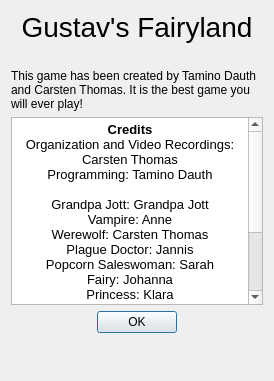
Above: ui/aboutdialog.ui from tdauth/gustavsfairyland before the change. Below: the same form after it.
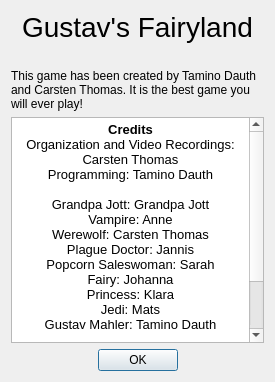
That is the form after the change. Icons and pictures are not drawn.

Commit message: Fixed desktop file validation path, added translation, fixed about dialog UI

Diff of the .ui file:
```diff
--- a/ui/aboutdialog.ui
+++ b/ui/aboutdialog.ui
@@ -6,8 +6,8 @@
    <rect>
     <x>0</x>
     <y>0</y>
-    <width>274</width>
-    <height>381</height>
+    <width>275</width>
+    <height>382</height>
    </rect>
   </property>
   <property name="maximumSize">
@@ -60,43 +60,30 @@
       <string>&lt;!DOCTYPE HTML PUBLIC &quot;-//W3C//DTD HTML 4.0//EN&quot; &quot;http://www.w3.org/TR/REC-html40/strict.dtd&quot;&gt;
 &lt;html&gt;&lt;head&gt;&lt;meta name=&quot;qrichtext&quot; content=&quot;1&quot; /&gt;&lt;style type=&quot;text/css&quot;&gt;
 p, li { white-space: pre-wrap; }
-&lt;/style&gt;&lt;/head&gt;&lt;body style=&quot; font-family:'MS Shell Dlg 2'; font-size:8.25pt; font-weight:400; font-style:normal;&quot;&gt;
-&lt;p align=&quot;center&quot; style=&quot; margin-top:0px; margin-bottom:0px; margin-left:0px; margin-right:0px; -qt-block-indent:0; text-indent:0px;&quot;&gt;&lt;span style=&quot; font-family:'Sans Serif'; font-size:10pt; font-weight:600;&quot;&gt;Credits&lt;/span&gt;&lt;/p&gt;
-&lt;p align=&quot;center&quot; style=&quot; margin-top:0px; margin-bottom:0px; margin-left:0px; margin-right:0px; -qt-block-indent:0; text-indent:0px;&quot;&gt;&lt;span style=&quot; font-family:'Sans Serif'; font-size:10pt;&quot;&gt;Organization and Video Recordings: Carsten Thomas&lt;/span&gt;&lt;/p&gt;
-&lt;p align=&quot;center&quot; style=&quot; margin-top:0px; margin-bottom:0px; margin-left:0px; margin-right:0px; -qt-block-indent:0; text-indent:0px;&quot;&gt;&lt;span style=&quot; font-family:'Sans Serif'; font-size:10pt;&quot;&gt;Programming: Tamino Dauth&lt;/span&gt;&lt;/p&gt;
-&lt;p align=&quot;center&quot; style=&quot;-qt-paragraph-type:empty; margin-top:0px; margin-bottom:0px; margin-left:0px; margin-right:0px; -qt-block-indent:0; text-indent:0px; font-family:'Sans Serif'; font-size:10pt;&quot;&gt;&lt;br /&gt;&lt;/p&gt;
-&lt;p align=&quot;center&quot; style=&quot; margin-top:0px; margin-bottom:0px; margin-left:0px; margin-right:0px; -qt-block-indent:0; text-indent:0px;&quot;&gt;&lt;span style=&quot; font-family:'Sans Serif'; font-size:10pt;&quot;&gt;Grandpa Jott: Grandpa Jott&lt;/span&gt;&lt;/p&gt;
-&lt;p align=&quot;center&quot; style=&quot; margin-top:0px; margin-bottom:0px; margin-left:0px; margin-right:0px; -qt-block-indent:0; text-indent:0px;&quot;&gt;&lt;span style=&quot; font-family:'Sans Serif'; font-size:10pt;&quot;&gt;Vampire: Anne&lt;/span&gt;&lt;/p&gt;
-&lt;p align=&quot;center&quot; style=&quot; margin-top:0px; margin-bottom:0px; margin-left:0px; margin-right:0px; -qt-block-indent:0; text-indent:0px;&quot;&gt;&lt;span style=&quot; font-family:'Sans Serif'; font-size:10pt;&quot;&gt;Werewolf: Carsten Thomas&lt;/span&gt;&lt;/p&gt;
-&lt;p align=&quot;center&quot; style=&quot; margin-top:0px; margin-bottom:0px; margin-left:0px; margin-right:0px; -qt-block-indent:0; text-indent:0px;&quot;&gt;&lt;span style=&quot; font-family:'Sans Serif'; font-size:10pt;&quot;&gt;Plague Doctor: Jannis&lt;/span&gt;&lt;/p&gt;
-&lt;p align=&quot;center&quot; style=&quot; margin-top:0px; margin-bottom:0px; margin-left:0px; margin-right:0px; -qt-block-indent:0; text-indent:0px;&quot;&gt;&lt;span style=&quot; font-family:'Sans Serif'; font-size:10pt;&quot;&gt;Popcorn Saleswoman: Sarah&lt;/span&gt;&lt;/p&gt;
-&lt;p align=&quot;center&quot; style=&quot; margin-top:0px; margin-bottom:0px; margin-left:0px; margin-right:0px; -qt-block-indent:0; text-indent:0px;&quot;&gt;&lt;span style=&quot; font-family:'Sans Serif'; font-size:10pt;&quot;&gt;Fairy: Johanna&lt;/span&gt;&lt;/p&gt;
-&lt;p align=&quot;center&quot; style=&quot; margin-top:0px; margin-bottom:0px; margin-left:0px; margin-right:0px; -qt-block-indent:0; text-indent:0px;&quot;&gt;&lt;span style=&quot; font-family:'Sans Serif'; font-size:10pt;&quot;&gt;Princess: Klara&lt;/span&gt;&lt;/p&gt;
-&lt;p align=&quot;center&quot; style=&quot; margin-top:0px; margin-bottom:0px; margin-left:0px; margin-right:0px; -qt-block-indent:0; text-indent:0px;&quot;&gt;&lt;span style=&quot; font-family:'Sans Serif'; font-size:10pt;&quot;&gt;Jedi: Mats&lt;/span&gt;&lt;/p&gt;
-&lt;p align=&quot;center&quot; style=&quot; margin-top:0px; margin-bottom:0px; margin-left:0px; margin-right:0px; -qt-block-indent:0; text-indent:0px;&quot;&gt;&lt;span style=&quot; font-family:'Sans Serif'; font-size:10pt;&quot;&gt;Gustav Mahler: Tamino Dauth&lt;/span&gt;&lt;/p&gt;
-&lt;p align=&quot;center&quot; style=&quot;-qt-paragraph-type:empty; margin-top:0px; margin-bottom:0px; margin-left:0px; margin-right:0px; -qt-block-indent:0; text-indent:0px; font-family:'Sans Serif'; font-size:10pt;&quot;&gt;&lt;br /&gt;&lt;/p&gt;
-&lt;p align=&quot;center&quot; style=&quot; margin-top:0px; margin-bottom:0px; margin-left:0px; margin-right:0px; -qt-block-indent:0; text-indent:0px;&quot;&gt;&lt;span style=&quot; font-family:'Sans Serif'; font-size:10pt;&quot;&gt;Wood texture: &lt;/span&gt;&lt;a href=&quot;http://publicdomainvectors.org/en/free-clipart/Wood-texture/39404.html&quot;&gt;&lt;span style=&quot; font-family:'Sans Serif'; font-size:10pt; text-decoration: underline; color:#0000ff;&quot;&gt;Click me&lt;/span&gt;&lt;/a&gt;&lt;span style=&quot; font-size:8pt;&quot;&gt;&lt;br /&gt;&lt;/span&gt;&lt;span style=&quot; font-size:10pt;&quot;&gt;Paper texture: &lt;/span&gt;&lt;a href=&quot;http://all-free-download.com/free-vector/download/set-of-blank-paper-design-vector_524297.html&quot;&gt;&lt;span style=&quot; font-size:10pt; text-decoration: underline; color:#0000ff;&quot;&gt;Click me &lt;/span&gt;&lt;/a&gt;&lt;/p&gt;
-&lt;p align=&quot;center&quot; style=&quot; margin-top:0px; margin-bottom:0px; margin-left:0px; margin-right:0px; -qt-block-indent:0; text-indent:0px;&quot;&gt;&lt;span style=&quot; font-size:10pt;&quot;&gt;Icon: &lt;/span&gt;&lt;a href=&quot; https://commons.wikimedia.org/wiki/File:Gustav_Mahler_by_Hans_Schliessmann-12.jpg&quot;&gt;&lt;span style=&quot; font-size:10pt; text-decoration: underline; color:#0000ff;&quot;&gt;Click me&lt;/span&gt;&lt;/a&gt;&lt;/p&gt;
-&lt;p align=&quot;center&quot; style=&quot; margin-top:0px; margin-bottom:0px; margin-left:0px; margin-right:0px; -qt-block-indent:0; text-indent:0px;&quot;&gt;&lt;span style=&quot; font-family:'Sans Serif'; font-size:10pt;&quot;&gt;Mahler's 5th Symphony: &lt;/span&gt;&lt;a href=&quot;https://archive.org/details/Mahler_Symphony_5&quot;&gt;&lt;span style=&quot; font-family:'Sans Serif'; font-size:10pt; text-decoration: underline; color:#2980b9;&quot;&gt;Click me&lt;/span&gt;&lt;/a&gt;&lt;/p&gt;&lt;/body&gt;&lt;/html&gt;</string>
+&lt;/style&gt;&lt;/head&gt;&lt;body style=&quot; font-family:'Sans Serif'; font-size:10pt; font-weight:400; font-style:normal;&quot;&gt;
+&lt;p align=&quot;center&quot; style=&quot; margin-top:0px; margin-bottom:0px; margin-left:0px; margin-right:0px; -qt-block-indent:0; text-indent:0px;&quot;&gt;&lt;span style=&quot; font-weight:600;&quot;&gt;Credits&lt;/span&gt;&lt;/p&gt;
+&lt;p align=&quot;center&quot; style=&quot; margin-top:0px; margin-bottom:0px; margin-left:0px; margin-right:0px; -qt-block-indent:0; text-indent:0px;&quot;&gt;Organization and Video Recordings: Carsten Thomas&lt;/p&gt;
+&lt;p align=&quot;center&quot; style=&quot; margin-top:0px; margin-bottom:0px; margin-left:0px; margin-right:0px; -qt-block-indent:0; text-indent:0px;&quot;&gt;Programming: Tamino Dauth&lt;/p&gt;
+&lt;p align=&quot;center&quot; style=&quot;-qt-paragraph-type:empty; margin-top:0px; margin-bottom:0px; margin-left:0px; margin-right:0px; -qt-block-indent:0; text-indent:0px;&quot;&gt;&lt;br /&gt;&lt;/p&gt;
+&lt;p align=&quot;center&quot; style=&quot; margin-top:0px; margin-bottom:0px; margin-left:0px; margin-right:0px; -qt-block-indent:0; text-indent:0px;&quot;&gt;Grandpa Jott: Grandpa Jott&lt;/p&gt;
+&lt;p align=&quot;center&quot; style=&quot; margin-top:0px; margin-bottom:0px; margin-left:0px; margin-right:0px; -qt-block-indent:0; text-indent:0px;&quot;&gt;Vampire: Anne&lt;/p&gt;
+&lt;p align=&quot;center&quot; style=&quot; margin-top:0px; margin-bottom:0px; margin-left:0px; margin-right:0px; -qt-block-indent:0; text-indent:0px;&quot;&gt;Werewolf: Carsten Thomas&lt;/p&gt;
+&lt;p align=&quot;center&quot; style=&quot; margin-top:0px; margin-bottom:0px; margin-left:0px; margin-right:0px; -qt-block-indent:0; text-indent:0px;&quot;&gt;Plague Doctor: Jannis&lt;/p&gt;
+&lt;p align=&quot;center&quot; style=&quot; margin-top:0px; margin-bottom:0px; margin-left:0px; margin-right:0px; -qt-block-indent:0; text-indent:0px;&quot;&gt;Popcorn Saleswoman: Sarah&lt;/p&gt;
+&lt;p align=&quot;center&quot; style=&quot; margin-top:0px; margin-bottom:0px; margin-left:0px; margin-right:0px; -qt-block-indent:0; text-indent:0px;&quot;&gt;Fairy: Johanna&lt;/p&gt;
+&lt;p align=&quot;center&quot; style=&quot; margin-top:0px; margin-bottom:0px; margin-left:0px; margin-right:0px; -qt-block-indent:0; text-indent:0px;&quot;&gt;Princess: Klara&lt;/p&gt;
+&lt;p align=&quot;center&quot; style=&quot; margin-top:0px; margin-bottom:0px; margin-left:0px; margin-right:0px; -qt-block-indent:0; text-indent:0px;&quot;&gt;Jedi: Mats&lt;/p&gt;
+&lt;p align=&quot;center&quot; style=&quot; margin-top:0px; margin-bottom:0px; margin-left:0px; margin-right:0px; -qt-block-indent:0; text-indent:0px;&quot;&gt;Gustav Mahler: Tamino Dauth&lt;/p&gt;
+&lt;p align=&quot;center&quot; style=&quot;-qt-paragraph-type:empty; margin-top:0px; margin-bottom:0px; margin-left:0px; margin-right:0px; -qt-block-indent:0; text-indent:0px;&quot;&gt;&lt;br /&gt;&lt;/p&gt;
+&lt;p align=&quot;center&quot; style=&quot; margin-top:0px; margin-bottom:0px; margin-left:0px; margin-right:0px; -qt-block-indent:0; text-indent:0px;&quot;&gt;Wood texture: &lt;a href=&quot;http://publicdomainvectors.org/en/free-clipart/Wood-texture/39404.html&quot;&gt;&lt;span style=&quot; text-decoration: underline; color:#0000ff;&quot;&gt;Click me&lt;/span&gt;&lt;/a&gt;&lt;span style=&quot; font-family:'MS Shell Dlg 2'; font-size:8pt;&quot;&gt;&lt;br /&gt;&lt;/span&gt;&lt;span style=&quot; font-family:'MS Shell Dlg 2';&quot;&gt;Paper texture: &lt;/span&gt;&lt;a href=&quot;http://all-free-download.com/free-vector/download/set-of-blank-paper-design-vector_524297.html&quot;&gt;&lt;span style=&quot; font-family:'MS Shell Dlg 2'; text-decoration: underline; color:#0000ff;&quot;&gt;Click me &lt;/span&gt;&lt;/a&gt;&lt;/p&gt;
+&lt;p align=&quot;center&quot; style=&quot; margin-top:0px; margin-bottom:0px; margin-left:0px; margin-right:0px; -qt-block-indent:0; text-indent:0px;&quot;&gt;&lt;span style=&quot; font-family:'MS Shell Dlg 2';&quot;&gt;Icon: &lt;/span&gt;&lt;a href=&quot; https://commons.wikimedia.org/wiki/File:Gustav_Mahler_by_Hans_Schliessmann-12.jpg&quot;&gt;&lt;span style=&quot; font-family:'MS Shell Dlg 2'; text-decoration: underline; color:#0000ff;&quot;&gt;Click me&lt;/span&gt;&lt;/a&gt;&lt;/p&gt;
+&lt;p align=&quot;center&quot; style=&quot; margin-top:0px; margin-bottom:0px; margin-left:0px; margin-right:0px; -qt-block-indent:0; text-indent:0px;&quot;&gt;Mahler's 5th Symphony: &lt;a href=&quot;https://archive.org/details/Mahler_Symphony_5&quot;&gt;&lt;span style=&quot; text-decoration: underline; color:#2980b9;&quot;&gt;Click me&lt;/span&gt;&lt;/a&gt;&lt;/p&gt;&lt;/body&gt;&lt;/html&gt;</string>
      </property>
      <property name="openExternalLinks">
       <bool>true</bool>
      </property>
     </widget>
    </item>
-   <item row="5" column="0">
-    <spacer name="verticalSpacer">
-     <property name="orientation">
-      <enum>Qt::Vertical</enum>
-     </property>
-     <property name="sizeHint" stdset="0">
-      <size>
-       <width>20</width>
-       <height>40</height>
-      </size>
-     </property>
-    </spacer>
-   </item>
    <item row="2" column="0">
     <widget class="QLabel" name="label_2">
      <property name="text">
```
The commit also changes 3 other files.
